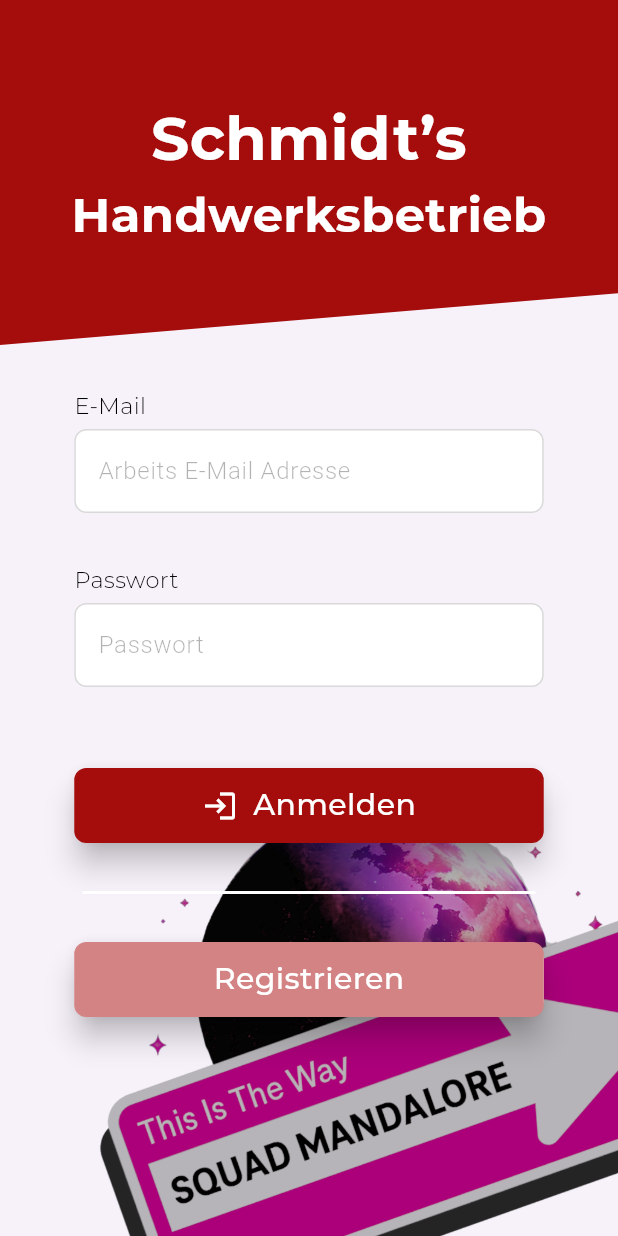
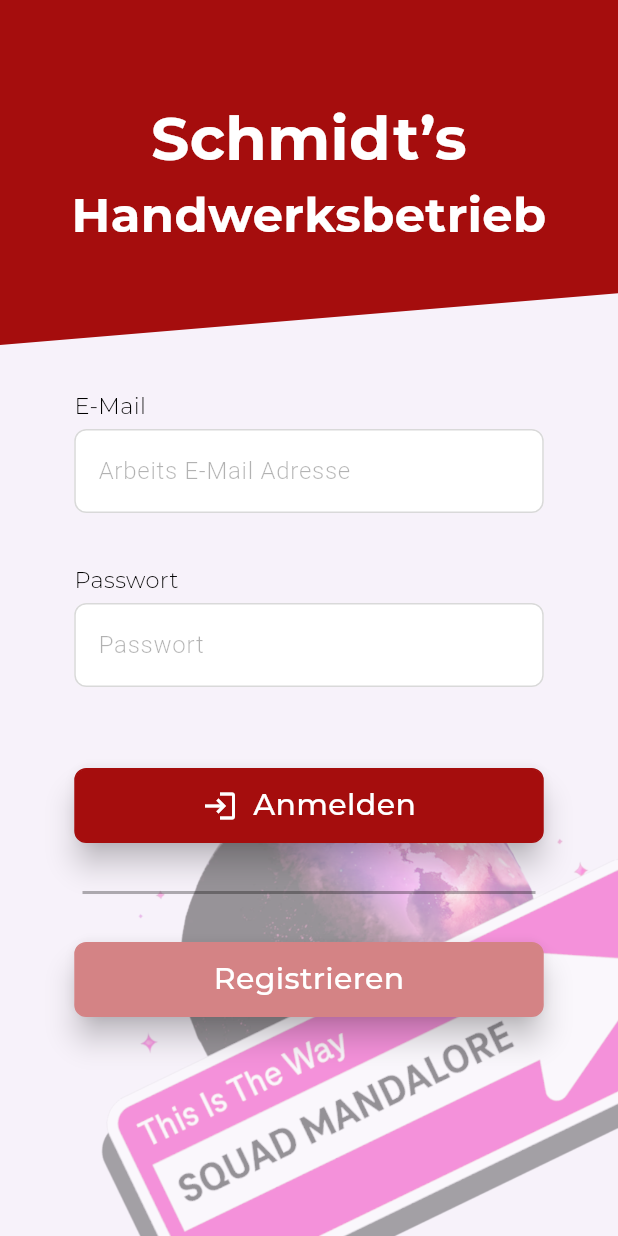
Before and after one commit to Squad-Mandalore/ttfrontend, a Flutter app: the screen it shows after launch, on a phone screen of 412 x 824 dp. Run offline on Flutter 3.47's test engine with Material 3 defaults, Android fonts, the phone set to English and light mode, and no system bars; project files that could hold a hidden picture were left out.

Commit message:
Theme Modes!

```diff
--- a/lib/assets/colours/extended_theme.dart
+++ b/lib/assets/colours/extended_theme.dart
@@ -1,7 +1,7 @@
 import 'package:flutter/material.dart';
 
 class CustomThemeExtension extends ThemeExtension<CustomThemeExtension> {
-  final Color primaryColor;
+  final Color headerColor;
   final Color primaryAccent1;
   final Color primaryAccent2;
   final Color primaryAccent3;
@@ -12,8 +12,6 @@ class CustomThemeExtension extends ThemeExtension<CustomThemeExtension> {
   final Color primaryAccent8;
   final Color primaryAccent9;
   final Color primaryAccent10;
-
-  final Color secondaryColor;
 
   final Color backgroundColor;
   final Color backgroundAccent1;
@@ -31,7 +29,7 @@ class CustomThemeExtension extends ThemeExtension<CustomThemeExtension> {
   final Color borderColor;
 
   CustomThemeExtension({
-    required this.primaryColor,
+    required this.headerColor,
     required this.primaryAccent1,
     required this.primaryAccent2,
     required this.primaryAccent3,
@@ -42,7 +40,6 @@ class CustomThemeExtension extends ThemeExtension<CustomThemeExtension> {
     required this.primaryAccent8,
     required this.primaryAccent9,
     required this.primaryAccent10,
-    required this.secondaryColor,
     required this.backgroundColor,
     required this.backgroundAccent1,
     required this.backgroundAccent2,
@@ -60,7 +57,7 @@ class CustomThemeExtension extends ThemeExtension<CustomThemeExtension> {
 
   @override
   CustomThemeExtension copyWith({
-    Color? primaryColor,
+    Color? headerColor,
     Color? primaryAccent1,
     Color? primaryAccent2,
     Color? primaryAccent3,
@@ -71,7 +68,6 @@ class CustomThemeExtension extends ThemeExtension<CustomThemeExtension> {
     Color? primaryAccent8,
     Color? primaryAccent9,
     Color? primaryAccent10,
-    Color? secondaryColor,
     Color? backgroundColor,
     Color? backgroundAccent1,
     Color? backgroundAccent2,
@@ -87,7 +83,7 @@ class CustomThemeExtension extends ThemeExtension<CustomThemeExtension> {
     Color? borderColor,
   }) {
     return CustomThemeExtension(
-      primaryColor: primaryColor ?? this.primaryColor,
+      headerColor: headerColor ?? this.headerColor,
       primaryAccent1: primaryAccent1 ?? this.primaryAccent1,
       primaryAccent2: primaryAccent2 ?? this.primaryAccent2,
       primaryAccent3: primaryAccent3 ?? this.primaryAccent3,
@@ -98,7 +94,6 @@ class CustomThemeExtension extends ThemeExtension<CustomThemeExtension> {
       primaryAccent8: primaryAccent8 ?? this.primaryAccent8,
       primaryAccent9: primaryAccent9 ?? this.primaryAccent9,
       primaryAccent10: primaryAccent10 ?? this.primaryAccent10,
-      secondaryColor: secondaryColor ?? this.secondaryColor,
       backgroundColor: backgroundColor ?? this.backgroundColor,
       backgroundAccent1: backgroundAccent1 ?? this.backgroundAccent1,
       backgroundAccent2: backgroundAccent2 ?? this.backgroundAccent2,
@@ -120,7 +115,7 @@ class CustomThemeExtension extends ThemeExtension<CustomThemeExtension> {
       ThemeExtension<CustomThemeExtension>? other, double t) {
     if (other is! CustomThemeExtension) return this;
     return CustomThemeExtension(
-      primaryColor: Color.lerp(primaryColor, other.primaryColor, t)!,
+      headerColor: Color.lerp(headerColor, other.headerColor, t)!,
       primaryAccent1: Color.lerp(primaryAccent1, other.primaryAccent1, t)!,
       primaryAccent2: Color.lerp(primaryAccent2, other.primaryAccent2, t)!,
       primaryAccent3: Color.lerp(primaryAccent3, other.primaryAccent3, t)!,
@@ -131,7 +126,6 @@ class CustomThemeExtension extends ThemeExtension<CustomThemeExtension> {
       primaryAccent8: Color.lerp(primaryAccent8, other.primaryAccent8, t)!,
       primaryAccent9: Color.lerp(primaryAccent9, other.primaryAccent9, t)!,
       primaryAccent10: Color.lerp(primaryAccent10, other.primaryAccent10, t)!,
-      secondaryColor: Color.lerp(secondaryColor, other.secondaryColor, t)!,
       backgroundColor: Color.lerp(backgroundColor, other.backgroundColor, t)!,
       backgroundAccent1:
           Color.lerp(backgroundAccent1, other.backgroundAccent1, t)!,
--- a/lib/main.dart
+++ b/lib/main.dart
@@ -1,9 +1,15 @@
 import 'package:flutter/material.dart';
-import 'package:ttfrontend/assets/colours/theme.dart';
+import 'package:provider/provider.dart';
 import 'package:ttfrontend/pages/login/login.dart';
+import 'package:ttfrontend/pages/theme_selection/theme_provider/theme_provider.dart';
 
 void main() {
-  runApp(const MyApp());
+  runApp(
+    ChangeNotifierProvider(
+      create: (context) => ThemeProvider(),
+      child: const MyApp(),
+    ),
+  );
 }
 
 class MyApp extends StatelessWidget {
@@ -11,12 +17,14 @@
 
   @override
   Widget build(BuildContext context) {
+    final themeProvider = Provider.of<ThemeProvider>(context);
+
     return MaterialApp(
       title: 'Squad Mandalore Zeitmessung',
-      theme: AppTheme.lightBaumarktRot(), // Set light theme
-      darkTheme: AppTheme.lightBaumarktRot(), // Set dark theme
-      themeMode: ThemeMode.system, // Use system theme by default
-      home: const LoginPage(), // Initial Page
+      theme: themeProvider.lightTheme,
+      darkTheme: themeProvider.darkTheme,
+      themeMode: themeProvider.themeMode,
+      home: const LoginPage(),
     );
   }
 }
--- a/lib/modules/widgets/custom_button.dart
+++ b/lib/modules/widgets/custom_button.dart
@@ -8,6 +8,7 @@ class CustomButton extends StatelessWidget {
   final double? buttonWidth;
   final double textSize;
   final Color? borderColor;
+  final VoidCallback? onTap;
 
   const CustomButton({
     super.key,
@@ -18,17 +19,18 @@ class CustomButton extends StatelessWidget {
     required this.buttonWidth,
     required this.textSize,
     this.borderColor,
+    this.onTap,
   });
 
   @override
   Widget build(BuildContext context) {
-    const textColor = Colors.white; // Use text color from theme
+    const textColor = Colors.white;
 
     return Material(
       elevation: 8.0,
       borderRadius: BorderRadius.circular(12.0),
       child: InkWell(
-        onTap: () {},
+        onTap: onTap,
         child: Container(
           height: buttonHeight,
           width: buttonWidth,
@@ -48,7 +50,7 @@ class CustomButton extends StatelessWidget {
                 if (iconData != null)
                   Icon(
                     iconData,
-                    color: textColor, // Use theme-based text color
+                    color: textColor,
                   ),
                 if (iconData != null && buttonText != null)
                   const SizedBox(width: 10),
@@ -57,7 +59,7 @@ class CustomButton extends StatelessWidget {
                     buttonText!,
                     style: TextStyle(
                       fontSize: textSize,
-                      color: textColor, // Use theme-based text color
+                      color: textColor,
                       fontWeight: FontWeight.normal,
                     ),
                   ),
--- a/lib/modules/widgets/custom_input.dart
+++ b/lib/modules/widgets/custom_input.dart
@@ -39,7 +39,7 @@ class CustomInput extends StatelessWidget {
         keyboardType: keyboardType,
         style: TextStyle(
           color: customColors?.borderColor ??
-              theme.textTheme.bodyMedium?.color, // Text color
+              theme.textTheme.bodyMedium?.color,
         ),
         decoration: InputDecoration(
           filled: true,
@@ -61,14 +61,14 @@ class CustomInput extends StatelessWidget {
             borderRadius: BorderRadius.circular(8.0),
             borderSide: BorderSide(
               color: customColors?.borderColor ??
-                  theme.dividerColor, // Unfocused border color
+                  theme.dividerColor,
             ),
           ),
           focusedBorder: OutlineInputBorder(
             borderRadius: BorderRadius.circular(8.0),
             borderSide: BorderSide(
               color: customColors?.borderColor ??
-                  theme.primaryColor, // Focused border color
+                  theme.primaryColor,
             ),
           ),
         ),
--- a/lib/pages/login/login.dart
+++ b/lib/pages/login/login.dart
@@ -62,9 +62,11 @@ class LoginPageState extends State<LoginPage> {
           decoration: BoxDecoration(
             color: customColors?.backgroundColor,
             image: DecorationImage(
-              image: const AssetImage('lib/assets/images/loginPage_logo.png'),
+              image: const AssetImage(
+                  'lib/assets/images/loginPage_logo_original.png'),
               fit: BoxFit.contain,
               alignment: Alignment.bottomRight,
+              opacity: 0.4,
               colorFilter: ColorFilter.mode(
                   theme.colorScheme.surface, BlendMode.softLight),
             ),
--- a/lib/pages/login/widgets/divider.dart
+++ b/lib/pages/login/widgets/divider.dart
@@ -8,7 +8,7 @@ class CustomDivider extends StatelessWidget {
     final theme = Theme.of(context);
 
     return Divider(
-      color: theme.colorScheme.onPrimary,
+      color: theme.colorScheme.onSurface.withOpacity(0.3),
       thickness: 2,
       indent: 55,
       endIndent: 55,
--- a/lib/pages/login/widgets/header.dart
+++ b/lib/pages/login/widgets/header.dart
@@ -1,6 +1,7 @@
 import 'package:flutter/material.dart';
 import 'package:ttfrontend/assets/colours/extended_theme.dart';
 import '../../../modules/utilities/custom_painter_login.dart';
+import 'package:ttfrontend/pages/theme_selection/theme_selection_page.dart';
 
 class Header extends StatelessWidget {
   const Header({Key? key}) : super(key: key);
@@ -10,7 +11,16 @@ class Header extends StatelessWidget {
     final theme = Theme.of(context);
     final customColors = theme.extension<CustomThemeExtension>();
 
-    return Stack(
+    return GestureDetector(
+      onTap: () {
+        Navigator.push(
+          context,
+          MaterialPageRoute(
+            builder: (context) => const ThemeSelectionPage(),
+          ),
+        );
+      },
+      child: Stack(
         alignment: Alignment.center,
         children: [
           Container(
@@ -19,7 +29,7 @@ class Header extends StatelessWidget {
             child: CustomPaint(
               painter: HeaderPainter(
                 backgroundColor:
-                  customColors?.primaryColor ?? theme.colorScheme.primary,
+                    customColors?.headerColor ?? theme.colorScheme.primary,
               ),
             ),
           ),
@@ -30,7 +40,7 @@ class Header extends StatelessWidget {
                 fontFamily: 'ntn',
                 fontWeight: FontWeight.w700,
                 color: theme.colorScheme.onPrimary,
-              fontSize: 40, // Larger font size for "Schmidt’s"
+                fontSize: 40,
               ),
               children: [
                 TextSpan(
@@ -39,7 +49,7 @@ class Header extends StatelessWidget {
                     fontFamily: 'ntn',
                     fontWeight: FontWeight.w700,
                     color: theme.colorScheme.onPrimary,
-                  fontSize: 32, // Smaller font size for "Handwerksbetrieb"
+                    fontSize: 32,
                   ),
                 ),
               ],
@@ -47,6 +57,7 @@ class Header extends StatelessWidget {
             textAlign: TextAlign.center,
           ),
         ],
+      ),
     );
   }
 }
--- a/lib/pages/login/widgets/login_button.dart
+++ b/lib/pages/login/widgets/login_button.dart
@@ -1,5 +1,4 @@
 import 'package:flutter/material.dart';
-import 'package:ttfrontend/assets/colours/extended_theme.dart';
 import '../../../modules/widgets/custom_button.dart';
 
 class LoginButton extends StatelessWidget {
@@ -10,15 +9,15 @@ class LoginButton extends StatelessWidget {
   @override
   Widget build(BuildContext context) {
     final theme = Theme.of(context);
-    final customColors = theme.extension<CustomThemeExtension>();
 
     return CustomButton(
       buttonText: 'Anmelden',
-      buttonColour: customColors?.primaryColor ?? theme.colorScheme.primary,
+      buttonColour: theme.colorScheme.primary,
       buttonHeight: 50,
       buttonWidth: 313,
       textSize: 20,
       iconData: Icons.login,
+      onTap: onPressed,
     );
   }
 }
--- a/lib/pages/login/widgets/register_button.dart
+++ b/lib/pages/login/widgets/register_button.dart
@@ -1,5 +1,4 @@
 import 'package:flutter/material.dart';
-import 'package:ttfrontend/assets/colours/extended_theme.dart';
 import '../../../modules/widgets/custom_button.dart';
 
 class RegisterButton extends StatelessWidget {
@@ -10,14 +9,14 @@ class RegisterButton extends StatelessWidget {
   @override
   Widget build(BuildContext context) {
     final theme = Theme.of(context);
-    final customColors = theme.extension<CustomThemeExtension>();
 
     return CustomButton(
       buttonText: 'Registrieren',
-      buttonColour: customColors?.secondaryColor ?? theme.colorScheme.secondary,
+      buttonColour: theme.colorScheme.secondary,
       buttonHeight: 50,
       buttonWidth: 313,
       textSize: 20,
+      onTap: onPressed,
     );
   }
 }
--- /dev/null
+++ b/lib/pages/theme_selection/theme_provider/theme_provider.dart
@@ -0,0 +1,65 @@
+import 'package:flutter/material.dart';
+import 'package:ttfrontend/assets/colours/theme.dart';
+
+class ThemeProvider extends ChangeNotifier {
+  ThemeMode _themeMode = ThemeMode.system;
+  String selectedTheme = 'BaumarktRot'; // Default theme
+
+  ThemeMode get themeMode => _themeMode;
+
+  ThemeData get lightTheme {
+    return getLightTheme(selectedTheme);
+  }
+
+  ThemeData get darkTheme {
+    return getDarkTheme(selectedTheme);
+  }
+
+  ThemeData getLightTheme(String themeKey) {
+    switch (themeKey) {
+      case 'TelekomFunk':
+        return AppTheme.lightTelekomFunk();
+      case 'HardworkingBrown':
+        return AppTheme.lightHardworkingBrown();
+      case 'PeasentBlue':
+        return AppTheme.lightPeasentBlue();
+      case 'GrassyFields':
+        return AppTheme.lightGrassyFields();
+      case 'BaumarktRot':
+        return AppTheme.lightBaumarktRot();
+      case 'SchmidtBrand':
+        return AppTheme.lightSchmidtBrand();
+      default:
+        return AppTheme.lightBaumarktRot(); // Default light theme
+    }
+  }
+
+  ThemeData getDarkTheme(String themeKey) {
+    switch (themeKey) {
+      case 'TelekomFunk':
+        return AppTheme.darkTelekomFunk();
+      case 'HardworkingBrown':
+        return AppTheme.darkHardworkingBrown();
+      case 'PeasentBlue':
+        return AppTheme.darkPeasentBlue();
+      case 'GrassyFields':
+        return AppTheme.darkGrassyFields();
+      case 'BaumarktRot':
+        return AppTheme.darkBaumarktRot();
+      case 'SchmidtBrand':
+        return AppTheme.darkSchmidtBrand();
+      default:
+        return AppTheme.darkSchmidtBrand(); // Default dark theme
+    }
+  }
+
+  void setThemeMode(ThemeMode mode) {
+    _themeMode = mode;
+    notifyListeners();
+  }
+
+  void setTheme(String theme) {
+    selectedTheme = theme;
+    notifyListeners();
+  }
+}
--- a/pubspec.yaml
+++ b/pubspec.yaml
@@ -36,6 +36,7 @@ dependencies:
   cupertino_icons: ^1.0.6
   http: ^1.2.2
   graphql: ^5.2.0-beta.8
+  provider: ^6.0.1
 
 dev_dependencies:
   flutter_test:
@@ -62,6 +63,7 @@ flutter:
 
   assets:
     - lib/assets/images/loginPage_logo.png
+    - lib/assets/images/loginPage_logo_original.png
 
   # An image asset can refer to one or more resolution-specific "variants", see
   # https://flutter.dev/assets-and-images/#resolution-aware
```
Also changed, not shown: lib/assets/colours/theme.dart (+159 -171 lines), lib/pages/theme_selection/theme_selection_page.dart (added, +181 -0 lines), lib/assets/images/loginPage_logo_original.png (added), pubspec.lock. Lines whose indentation alone changed are shown as unchanged.
